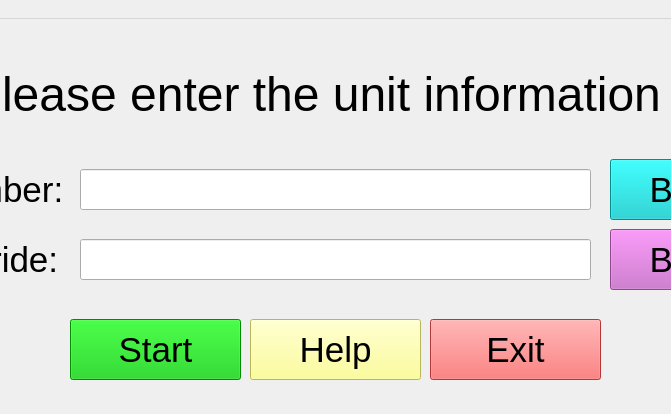
Old version of the form window/SBT_window.ui in the repository JewellInstruments/Ruby_Program; both pictures show x 300 to 971 and y 0 to 414 of the 1238 by 414 pixel window.
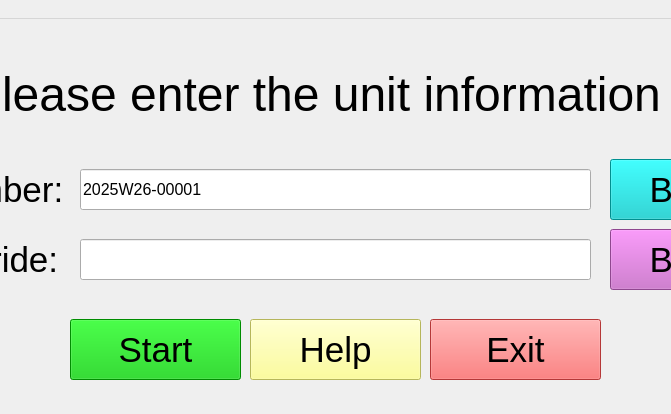
New version of the form.

The edit to the form file:
```diff
--- a/window/SBT_window.ui
+++ b/window/SBT_window.ui
@@ -158,7 +158,7 @@
      </font>
     </property>
     <property name="text">
-     <string/>
+     <string>2025W26-00001</string>
     </property>
    </widget>
    <widget class="QLineEdit" name="work_order_le">
```
